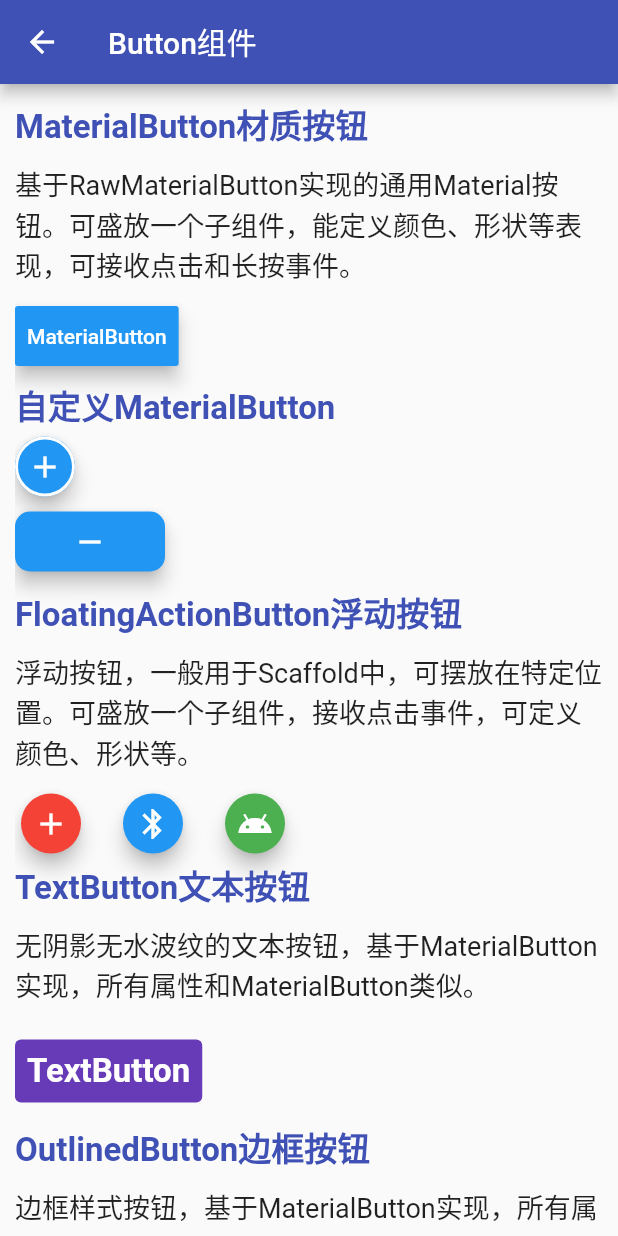
After one commit to Radicalfive/flutter_learning, a Flutter app: the ButtonWidget screen opened by its route, on a phone screen of 412 x 824 dp. The commit adds this screen. Run offline on Flutter 3.47's test engine with Material 2 defaults, Android fonts, the phone set to English and light mode, and no system bars; network calls fail.

Commit message:
按钮集合&&卡片&&显隐组件学习

```diff
--- a/flutter_demo/lib/common/data.dart
+++ b/flutter_demo/lib/common/data.dart
@@ -18,33 +18,33 @@ String colorString(dynamic color) =>
     "#${color.value.toRadixString(16).padLeft(8, '0').toUpperCase()}";
 
 final statelessList = <ContainerInfo>[
-  ContainerInfo('Container', '用于容纳单个组件的容器组件。集成了若干个单子组件的功能，如内外边距、形变、装饰、约束等。',
+  ContainerInfo('Container', '用于容纳单个子组件的容器组件。集成了若干个单子组件的功能，如内外边距、形变、装饰、约束等。',
       '/container'),
   ContainerInfo(
-      'Text', '用于容纳单个子组件的容器组件，拥有的属性非常多，足够满足适应需求，核心样式由style属性控制。', '/text'),
+      'Text', '用于容纳单个子组件的容器组件,拥有的属性非常多，足够满足适应需求，核心样式由style属性控制。', '/text'),
   ContainerInfo(
       'ListView',
       '可容纳多个子组件，可以通过builder、separated、custom等构造。有内边距、是否反向、滑动控制器等属性。',
       '/listview'),
   ContainerInfo(
       'GridView',
-      '以网格的形式容纳多个组件，可以通过count、extent、custom、builder等构造，有内边距、是否反向、滑动控制器等属性。',
+      '以网格的形式容纳多个组件,可以通过count、extent、custom、builder等构造，有内边距、是否反向、滑动控制等属性。',
       '/gridview'),
-  ContainerInfo('SingleChildScrollView', '使一个组件具有滑动的效果，可指定滑动的方向、是否反向、滑动控制等属性。',
+  ContainerInfo('SingleChildScrollView', '使一个组件具有滑动的效果，可指定滑动的方向、是否反向、滑动控制器等属性。',
       '/singlechildscrollview'),
   ContainerInfo(
-      'PageView', '容纳多个组件的页面，可对它们进行滑动切换，指定滑动方向、是否反向、滑动控制器等属性', '/pageview'),
+      'PageView', '容纳多个组件的页面，可对它们进行滑动切换，指定滑动方向、是否反向、滑动控制器等属性。', '/pageview'),
   ContainerInfo(
       'CircleAvatar', '可将一张图片变成圆形，中间可以放置一个组件。可指定半径、前景色、背景色等。', '/circleavatar'),
-  ContainerInfo('Clip', '一个横向的圆边小条，可以包含左中右三个组件。可以指定颜色、阴影色和点击事件。', '/chip'),
-  ContainerInfo('InputClip', '和Clip组件类似，集成了点击、删除、选择事件为一体，注意：点击事件和选择事件不能同时存在。',
+  ContainerInfo('Chip', '一个横向的圆边小条，可以包含左中右三个组件。可以指定颜色、阴影色和点击事件。', '/chip'),
+  ContainerInfo('InputChip', '和Chip组件类似，集成了点击、删除、选择事件为一体，注意：点击事件和选择事件不能同时存在。',
       '/inputchip'),
   ContainerInfo('FilterChip', '和Chip组件类似，具有选中与否的属性和选中事件，当选中时左侧组件上层会被 √ 遮罩',
       '/filterchip'),
   ContainerInfo(
       'ChoiceChip', '和Chip组件类似，有一些选择的属性，可以指定选中时的颜色，阴影色和选择事件。', '/choicechip'),
   ContainerInfo(
-      'ActionChip', '和Chip组件类似，有一些点击的属性，可以指定点击时的阴影深浅、点击事件。', '/actionchip'),
+      'ActionChip', '和Chip组件类似，有一些点击的熟悉，可以指定点击时的阴影深浅、点击事件。', '/actionchip'),
   ContainerInfo(
       'Theme', '可通过Theme.of获取ThemeData对象，也可以指定主题应用于Theme的后代组件', '/theme'),
   ContainerInfo('GestureDetector', '组件手势事件的检测器，可接受长按、双击、按下、松开、移动等事件，并可获取触点信息',
@@ -53,11 +53,15 @@ final statelessList = <ContainerInfo>[
       'UserAccountDrawerHeader',
       'Flutter提供的一个通用展示结构，相应位置可插入组件，很方便地对特定条目，常用于Drawer中',
       '/useraccountdrawerheader'),
+  ContainerInfo('ButtonWidget', '各类Button组件', '/button'),
+  ContainerInfo('CardWidget', '卡片组件，基于Material组件实现，用于将单个组件卡片化。', '/card'),
+  ContainerInfo(
+      'VisiblityWidget', '显隐组件，控制一个组件显示或隐藏，可设置隐藏后的占位组件。', '/visiblity'),
 ];
 
 final statefulList = <ContainerInfo>[
   ContainerInfo(
       'Image', '用于显示一张图片，可以从文件、内存、网络、资源里加载，可以指定适应方式、样式、颜色混合模式、重复模式。', '/image'),
   ContainerInfo(
-      'SliverAppBar', 'SliverAppBar组件可以实现页面头部区域展开、折叠的效果', '/sliverappbar'),
+      'SliverAppBar', 'SliverAppBar组件可以实现页面头部区域展开、折叠的效果。', '/sliverappbar'),
 ];
--- a/flutter_demo/lib/common/routes.dart
+++ b/flutter_demo/lib/common/routes.dart
@@ -6,6 +6,8 @@ import 'package:flutter_demo/widget/stateful/image_widget.dart';
 import 'package:flutter_demo/widget/stateful/pageviewcontrol.dart';
 import 'package:flutter_demo/widget/stateful/sliverappbar_widget.dart';
 import 'package:flutter_demo/widget/stateless/actionchip_widget.dart';
+import 'package:flutter_demo/widget/stateless/button_widget.dart';
+import 'package:flutter_demo/widget/stateless/card_widget.dart';
 import 'package:flutter_demo/widget/stateless/chip_widget.dart';
 import 'package:flutter_demo/widget/stateless/choicechip_widget.dart';
 import 'package:flutter_demo/widget/stateless/circleavatar_widget.dart';
@@ -20,6 +22,7 @@ import 'package:flutter_demo/widget/stateless/singlechildscrollview_widget.dart'
 import 'package:flutter_demo/widget/stateless/text_widget.dart';
 import 'package:flutter_demo/widget/stateless/theme_widget.dart';
 import 'package:flutter_demo/widget/stateless/useraccountdrawerheader_widget.dart';
+import 'package:flutter_demo/widget/stateless/visiblity_widget.dart';
 
 Map<String, Widget Function(BuildContext)> routes = {
   '/index': (context) => const Index(),
@@ -40,7 +43,10 @@ Map<String, Widget Function(BuildContext)> routes = {
   '/theme': (context) => const ThemeWidget(),
   '/gesturedetector': (context) => const GestureDetectorWidget(),
   '/useraccountdrawerheader': (context) =>
-      const UserAccountDrawerHeaderWidget(),
+  const UserAccountDrawerHeaderWidget(),
+  '/button': (context) => const ButtonWidget(),
+  '/card': (context) => const CardWidget(),
+  '/visiblity': (context) => const VisiblityWidget(),
   // 有状态组件导航
   '/image': (context) => const ImageWidget(),
   '/sliverappbar': (context) => const SliverAppBarWidget(),
--- a/flutter_demo/lib/common/style.dart
+++ b/flutter_demo/lib/common/style.dart
@@ -6,9 +6,15 @@ const titleStyle = TextStyle(
   fontWeight: FontWeight.bold,
 );
 
+const titleLightStyle = TextStyle(
+  fontSize: 22,
+  color: Colors.white,
+  fontWeight: FontWeight.bold,
+);
+
 const subTitleStyle = TextStyle(
   fontSize: 20,
-  color: Colors.indigo,
+  color: Colors.black87,
   fontWeight: FontWeight.bold,
 );
 
@@ -21,5 +27,5 @@ const shadowStyle = TextStyle(fontSize: 16, color: Colors.white, shadows: [
     color: Colors.black,
     offset: Offset(.5, .5),
     blurRadius: 2,
-  )
+  ),
 ]);
--- /dev/null
+++ b/flutter_demo/lib/widget/stateless/button_widget.dart
@@ -0,0 +1,293 @@
+import 'package:flutter/material.dart';
+import 'package:flutter_demo/common/style.dart';
+
+class ButtonWidget extends StatelessWidget {
+  const ButtonWidget({Key? key}) : super(key: key);
+
+  @override
+  Widget build(BuildContext context) {
+    var buttons = {
+      Colors.red: Icons.add,
+      Colors.blue: Icons.bluetooth,
+      Colors.green: Icons.android,
+    };
+    return Scaffold(
+      appBar: AppBar(
+        title: const Text('Button组件'),
+      ),
+      body: Container(
+        padding: const EdgeInsets.all(10.0),
+        child: SingleChildScrollView(
+          child: Column(
+            crossAxisAlignment: CrossAxisAlignment.start,
+            children: <Widget>[
+              const Text(
+                'MaterialButton材质按钮',
+                style: titleStyle,
+              ),
+              Container(
+                margin: const EdgeInsets.symmetric(
+                  vertical: 10.0,
+                ),
+                child: const Text(
+                  '基于RawMaterialButton实现的通用Material按钮。可盛放一个子组件，能定义颜色、形状等表现，可接收点击和长按事件。',
+                  style: descStyle,
+                ),
+              ),
+              MaterialButton(
+                height: 40,
+                elevation: 5,
+                color: Colors.blue,
+                highlightColor: Colors.green,
+                splashColor: Colors.orange,
+                textColor: Colors.white,
+                padding: const EdgeInsets.all(8),
+                child: const Text('MaterialButton'),
+                onLongPress: () => showAboutDialog(context: context),
+                onPressed: () => print('onPressed'),
+              ),
+              Container(
+                margin: const EdgeInsets.symmetric(
+                  vertical: 5.0,
+                ),
+                child: const Text(
+                  '自定义MaterialButton',
+                  style: titleStyle,
+                ),
+              ),
+              SizedBox(
+                width: 40,
+                height: 40,
+                child: MaterialButton(
+                  padding: const EdgeInsets.all(0),
+                  textColor: const Color(0xFFEFFFFF),
+                  elevation: 5,
+                  color: Colors.blue,
+                  highlightColor: const Color(0xFFF88B0A),
+                  splashColor: Colors.red,
+                  shape: const CircleBorder(
+                    side: BorderSide(
+                      width: 2.0,
+                      color: Color(0xFFFDFDFD),
+                    ),
+                  ),
+                  onLongPress: () => showAboutDialog(context: context),
+                  onPressed: () => print('onPressed'),
+                  child: const Icon(
+                    Icons.add,
+                    color: Colors.white,
+                  ),
+                ),
+              ),
+              Container(
+                margin: const EdgeInsets.symmetric(
+                  vertical: 10.0,
+                ),
+                width: 100,
+                height: 40,
+                child: MaterialButton(
+                  padding: const EdgeInsets.all(0),
+                  textColor: const Color(0xFFEFFFFF),
+                  elevation: 5,
+                  color: Colors.blue,
+                  highlightColor: const Color(0xFFF88B0A),
+                  splashColor: Colors.red,
+                  shape: const RoundedRectangleBorder(
+                    borderRadius: BorderRadius.all(
+                      Radius.circular(10),
+                    ),
+                  ),
+                  onLongPress: () => print('onLongPress'),
+                  onPressed: () => print('onPressed'),
+                  child: const Icon(
+                    Icons.remove,
+                    color: Colors.white,
+                  ),
+                ),
+              ),
+              const Text(
+                'FloatingActionButton浮动按钮',
+                style: titleStyle,
+              ),
+              Container(
+                margin: const EdgeInsets.symmetric(
+                  vertical: 10.0,
+                ),
+                child: const Text(
+                  '浮动按钮，一般用于Scaffold中，可摆放在特定位置。可盛放一个子组件，接收点击事件，可定义颜色、形状等。',
+                  style: descStyle,
+                ),
+              ),
+              Wrap(
+                spacing: 20,
+                children: buttons.keys
+                    .map(
+                      (e) => FloatingActionButton(
+                    onPressed: () {},
+                    heroTag: '$e',
+                    backgroundColor: e,
+                    mini: true,
+                    foregroundColor: Colors.white,
+                    tooltip: 'FAB',
+                    elevation: 5,
+                    child: Icon(buttons[e]),
+                  ),
+                )
+                    .toList(),
+              ),
+              const Text(
+                'TextButton文本按钮',
+                style: titleStyle,
+              ),
+              Container(
+                margin: const EdgeInsets.symmetric(
+                  vertical: 10.0,
+                ),
+                child: const Text(
+                  '无阴影无水波纹的文本按钮，基于MaterialButton实现，所有属性和MaterialButton类似。',
+                  style: descStyle,
+                ),
+              ),
+              Container(
+                margin: const EdgeInsets.symmetric(
+                  vertical: 10.0,
+                ),
+                child: TextButton(
+                  onPressed: () {},
+                  onLongPress: () {},
+                  style: ButtonStyle(
+                    backgroundColor: MaterialStateProperty.all(
+                      Colors.deepPurple,
+                    ),
+                  ),
+                  child: const Text(
+                    'TextButton',
+                    style: titleLightStyle,
+                  ),
+                ),
+              ),
+              const Text(
+                'OutlinedButton边框按钮',
+                style: titleStyle,
+              ),
+              Container(
+                margin: const EdgeInsets.symmetric(
+                  vertical: 10.0,
+                ),
+                child: const Text(
+                  '边框样式按钮，基于MaterialButton实现，所有属性和MaterialButton类似。',
+                  style: descStyle,
+                ),
+              ),
+              Container(
+                margin: const EdgeInsets.symmetric(
+                  vertical: 10.0,
+                ),
+                child: OutlinedButton(
+                  onPressed: () {},
+                  onLongPress: () {},
+                  child: const Text(
+                    'OutlinedButton',
+                    style: titleStyle,
+                  ),
+                ),
+              ),
+              const Text(
+                'ElevatedButton浮起按钮',
+                style: titleStyle,
+              ),
+              Container(
+                margin: const EdgeInsets.symmetric(
+                  vertical: 10.0,
+                ),
+                child: const Text(
+                  '有阴影的浮起按钮，基于MaterialButton实现，所有属性和MaterialButton类似。',
+                  style: descStyle,
+                ),
+              ),
+              Container(
+                margin: const EdgeInsets.symmetric(
+                  vertical: 10.0,
+                ),
+                child: ElevatedButton(
+                  onPressed: () {},
+                  onLongPress: () {},
+                  style: ButtonStyle(
+                    backgroundColor: MaterialStateProperty.all(
+                      Colors.blue,
+                    ),
+                    shadowColor: MaterialStateProperty.all(
+                      Colors.orange,
+                    ),
+                  ),
+                  child: const Text(
+                    'ElevatedButton',
+                    style: titleLightStyle,
+                  ),
+                ),
+              ),
+              const Text(
+                'ButtonBar按钮栏',
+                style: titleStyle,
+              ),
+              Container(
+                margin: const EdgeInsets.symmetric(
+                  vertical: 10.0,
+                ),
+                child: const Text(
+                  '接收按钮组件列表，常用于盛放若干个按钮，可指定对齐方式、边距等信息。',
+                  style: descStyle,
+                ),
+              ),
+              Container(
+                margin: const EdgeInsets.symmetric(vertical: 10),
+                child: ButtonBar(
+                  alignment: MainAxisAlignment.start,
+                  buttonHeight: 40,
+                  buttonPadding: const EdgeInsets.symmetric(horizontal: 15),
+                  children: <Widget>[
+                    ElevatedButton(
+                      onPressed: () {},
+                      style: ButtonStyle(
+                        backgroundColor: MaterialStateProperty.all(
+                          Colors.blue,
+                        ),
+                        shadowColor: MaterialStateProperty.all(
+                          Colors.orange,
+                        ),
+                      ),
+                      child: const Text('Elevated'),
+                    ),
+                    OutlinedButton(
+                      onPressed: () {},
+                      child: const Text(
+                        'Outlined',
+                        style: TextStyle(
+                          color: Colors.blue,
+                        ),
+                      ),
+                    ),
+                    TextButton(
+                      onPressed: () {},
+                      style: ButtonStyle(
+                        backgroundColor: MaterialStateProperty.all(
+                          Colors.blue,
+                        ),
+                      ),
+                      child: const Text(
+                        'Text',
+                        style: TextStyle(
+                          color: Colors.white,
+                        ),
+                      ),
+                    ),
+                  ],
+                ),
+              ),
+            ],
+          ),
+        ),
+      ),
+    );
+  }
+}
```
Also changed, not shown: flutter_demo/lib/widget/stateless/card_widget.dart (added, +65 -0 lines), flutter_demo/lib/widget/stateless/visiblity_widget.dart (added, +77 -0 lines).
